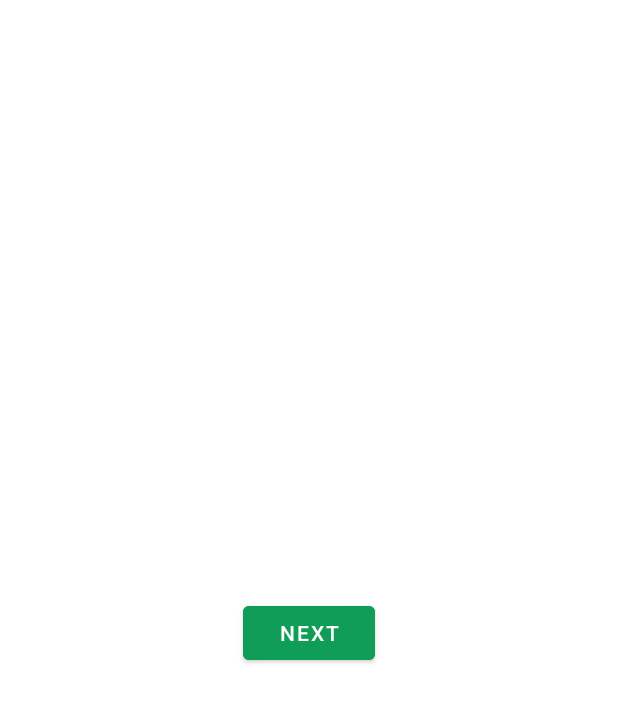
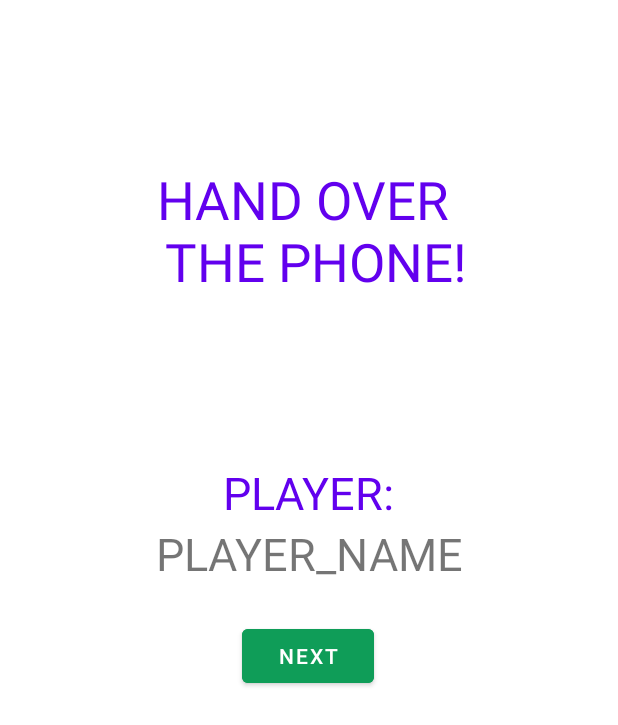
Before and after one commit to FrankMejzlik/battleship-android, an Android app: the MiddleScreenFragment screen opened through its navigation route, on a phone screen of 412 x 824 dp. Shown: the top 725 px of the screen. Run offline under Robolectric (Android 15) with nearby library versions, the phone set to English and light mode, and no system bars.

Commit message:
Handle empty names of players. Add few texts.

```diff
--- a/app/src/main/java/com/example/battleship/config/Constants.kt
+++ b/app/src/main/java/com/example/battleship/config/Constants.kt
@@ -1,6 +1,8 @@
 package com.example.battleship.config
 
 object Constants {
+
+    const val ERR_MISSING_NAMES = "Missing names."
 
     // Name of the file where names of players are stored.
     const val fileNames = "playersNames"
--- a/app/src/main/java/com/example/battleship/fragments/SetPlayersFragment.kt
+++ b/app/src/main/java/com/example/battleship/fragments/SetPlayersFragment.kt
@@ -4,6 +4,7 @@ import android.os.Bundle
 import android.view.LayoutInflater
 import android.view.View
 import android.view.ViewGroup
+import android.widget.Toast
 import androidx.fragment.app.Fragment
 import androidx.lifecycle.Observer
 import androidx.lifecycle.ViewModelProvider
@@ -46,8 +47,15 @@ class SetPlayersFragment : Fragment() {
 
     override fun onViewCreated(view: View, savedInstanceState: Bundle?) {
         btn_start.setOnClickListener {
-            val nextFrag = viewModel.game.step()
-            it.findNavController().navigate(nextFrag)
+            if (txt_player1.editText?.text.toString().isEmpty() || txt_player2.editText?.text.toString().isEmpty()) {
+                Toast.makeText(
+                    activity, Constants.ERR_MISSING_NAMES,
+                    Toast.LENGTH_SHORT
+                ).show()
+            } else {
+                val nextFrag = viewModel.game.step()
+                it.findNavController().navigate(nextFrag)
+            }
         }
     }
 
--- a/app/src/main/res/layout/fragment_middle_screen.xml
+++ b/app/src/main/res/layout/fragment_middle_screen.xml
@@ -7,25 +7,59 @@
     tools:context=".fragments.MiddleScreenFragment">
 
     <TextView
-        android:id="@+id/txt_player_name"
+        android:id="@+id/txt_hand_over"
         android:layout_width="wrap_content"
         android:layout_height="wrap_content"
-        android:text=""
-        app:layout_constraintBottom_toTopOf="@id/btn_action"
+        android:text="@string/hand_over"
+        android:textSize="35dp"
+        android:textAllCaps="true"
+        android:textColor="@color/secondary"
+        android:textAlignment="center"
+        app:layout_constraintBottom_toTopOf="@id/txt_next_player"
         app:layout_constraintLeft_toLeftOf="parent"
         app:layout_constraintRight_toRightOf="parent"
         app:layout_constraintTop_toTopOf="parent"
         app:layout_constraintVertical_chainStyle="packed"/>
 
+
+    <TextView
+        android:id="@+id/txt_next_player"
+        android:layout_width="wrap_content"
+        android:layout_height="wrap_content"
+        android:text="Player:"
+        android:textAllCaps="true"
+        android:textColor="@color/secondary"
+        android:textSize="30dp"
+        app:layout_constraintBottom_toTopOf="@id/txt_player_name"
+        app:layout_constraintLeft_toLeftOf="parent"
+        app:layout_constraintRight_toRightOf="parent"
+        app:layout_constraintVertical_bias="0.801"
+        app:layout_constraintVertical_chainStyle="packed" />
+
+    <TextView
+        android:id="@+id/txt_player_name"
+        android:layout_width="wrap_content"
+        android:layout_height="wrap_content"
+        android:text="PLAYER_NAME"
+        android:textSize="30dp"
+        app:layout_constraintBottom_toTopOf="@id/btn_action"
+        app:layout_constraintLeft_toLeftOf="parent"
+        app:layout_constraintRight_toRightOf="parent"
+        app:layout_constraintTop_toTopOf="parent"
+        app:layout_constraintVertical_bias="0.49"
+        app:layout_constraintVertical_chainStyle="packed" />
+
     <Button
         android:id="@+id/btn_action"
         android:layout_width="wrap_content"
         android:layout_height="wrap_content"
+        android:layout_marginTop="24dp"
+        android:backgroundTint="@color/colorSuccess"
         android:text=""
-        android:backgroundTint="@color/colorSuccess"
+        app:layout_constraintBottom_toBottomOf="parent"
+        app:layout_constraintEnd_toEndOf="parent"
+        app:layout_constraintHorizontal_bias="0.498"
         app:layout_constraintStart_toStartOf="parent"
-        app:layout_constraintEnd_toEndOf="parent"
-        app:layout_constraintTop_toBottomOf="@id/txt_player_name"
-        app:layout_constraintBottom_toBottomOf="parent"/>
+        app:layout_constraintTop_toBottomOf="@id/txt_player_name" />
 
 </androidx.constraintlayout.widget.ConstraintLayout>
--- a/app/src/main/res/layout/fragment_set_players.xml
+++ b/app/src/main/res/layout/fragment_set_players.xml
@@ -23,6 +23,7 @@
 
         <com.google.android.material.textfield.TextInputEditText
             android:layout_width="match_parent"
+            android:singleLine="true"
             android:layout_height="wrap_content" />
 
     </com.google.android.material.textfield.TextInputLayout>
@@ -42,6 +43,7 @@
 
         <com.google.android.material.textfield.TextInputEditText
             android:layout_width="match_parent"
+            android:singleLine="true"
             android:layout_height="wrap_content" />
 
     </com.google.android.material.textfield.TextInputLayout>
--- a/app/src/main/res/values/strings.xml
+++ b/app/src/main/res/values/strings.xml
@@ -11,4 +11,5 @@
     <string name="ship_size_5">Carrier (5)</string>
     <string name="btn_main_play">Play</string>
     <string name="btn_set_players_start">Start</string>
+    <string name="hand_over"><br>Hand over \n</br> <br>the phone!</br></string>
 </resources>
```
